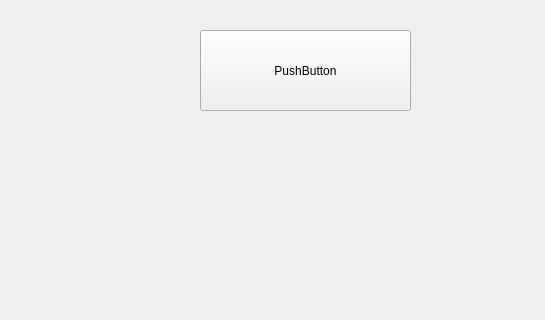
Before: the Qt Designer form mainwindow.ui in polinakolzunova/praktika-1, drawn with Qt 5; both pictures show x 0 to 545 and y 100 to 420 of the 800 by 600 pixel window.
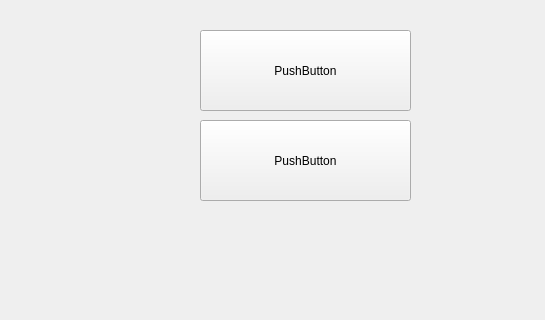
After: the same form once the commit is applied.

Commit message: commit from Qt creator 2

The edit to the form file:
```diff
--- a/mainwindow.ui
+++ b/mainwindow.ui
@@ -27,6 +27,19 @@
      <string>PushButton</string>
     </property>
    </widget>
+   <widget class="QPushButton" name="pushButton_2">
+    <property name="geometry">
+     <rect>
+      <x>200</x>
+      <y>220</y>
+      <width>211</width>
+      <height>81</height>
+     </rect>
+    </property>
+    <property name="text">
+     <string>PushButton</string>
+    </property>
+   </widget>
   </widget>
   <widget class="QMenuBar" name="menubar">
    <property name="geometry">
```
